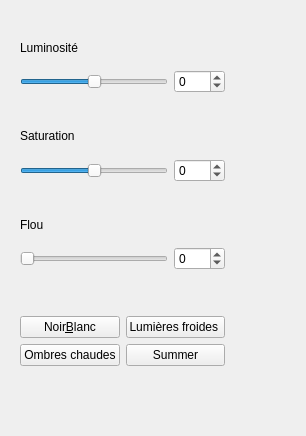
Above: filterarea.ui from NesrineGhannay/ImagEdit before the change. Below: the same form after it.
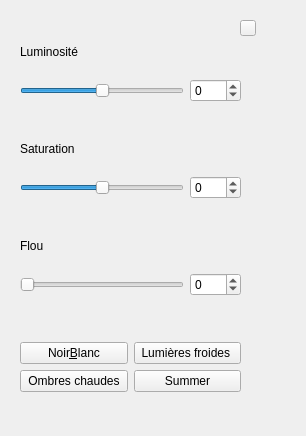
That is the form after the change. Icons and pictures are not drawn.

Commit message: Add cancel filter widget button

```diff
--- a/filterarea.ui
+++ b/filterarea.ui
@@ -13,13 +13,13 @@
   <property name="windowTitle">
    <string>Form</string>
   </property>
-  <widget class="QWidget" name="">
+  <widget class="QWidget" name="layoutWidget">
    <property name="geometry">
     <rect>
      <x>20</x>
      <y>31</y>
-     <width>205</width>
-     <height>335</height>
+     <width>221</width>
+     <height>361</height>
     </rect>
    </property>
    <layout class="QGridLayout" name="gridLayout_2">
@@ -227,6 +227,23 @@
     </item>
    </layout>
   </widget>
+  <widget class="QPushButton" name="pushButton">
+   <property name="geometry">
+    <rect>
+     <x>240</x>
+     <y>20</y>
+     <width>16</width>
+     <height>16</height>
+    </rect>
+   </property>
+   <property name="text">
+    <string/>
+   </property>
+   <property name="icon">
+    <iconset resource="Ressources.qrc">
+     <normaloff>:/cancel.png</normaloff>:/cancel.png</iconset>
+   </property>
+  </widget>
  </widget>
  <resources/>
  <connections>
```
Left out of the diff: 4 changed lines with no effect on the pictures. The commit also changes 4 other files.
